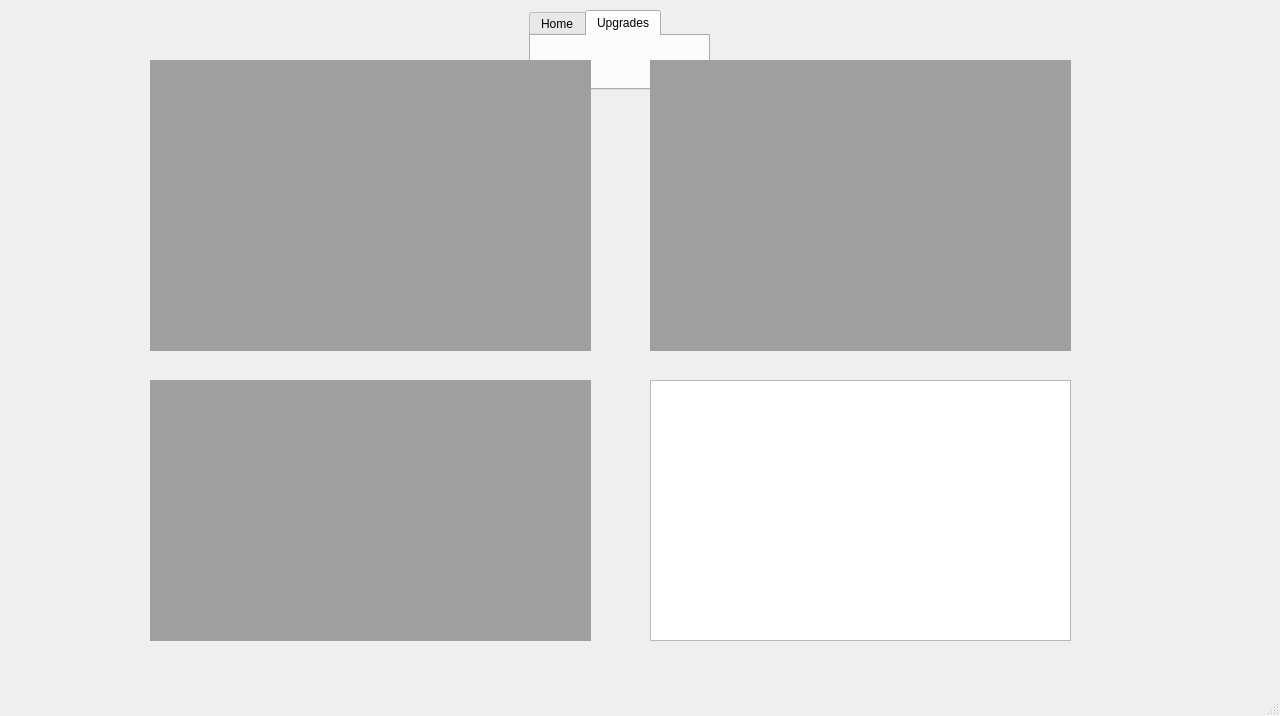
Before: the Qt Designer form dotUI_files/Second_page.ui in Harrrrison/Alevel2020Coursework, drawn with Qt 5.
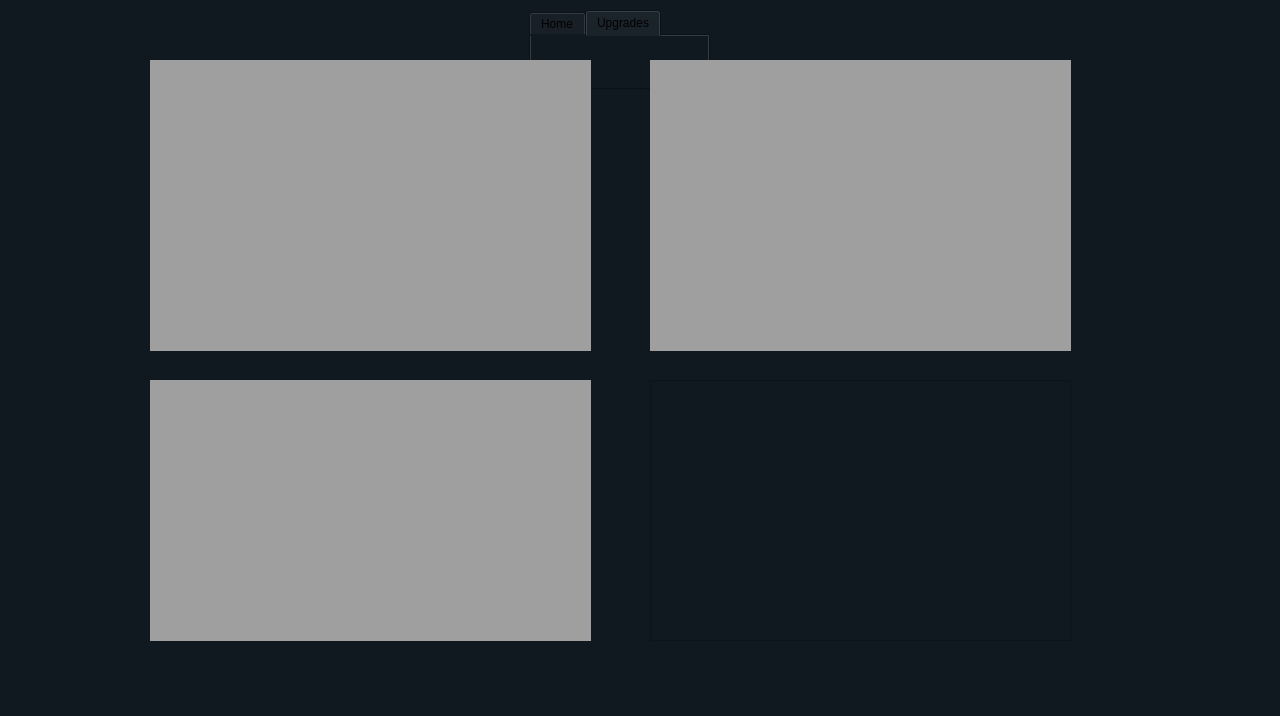
After: the same form once the commit is applied.

```diff
--- a/dotUI_files/Second_page.ui
+++ b/dotUI_files/Second_page.ui
@@ -13,6 +13,9 @@
   <property name="windowTitle">
    <string>MainWindow</string>
   </property>
+  <property name="styleSheet">
+   <string notr="true">background-color: rgb(16, 24, 32)</string>
+  </property>
   <widget class="QWidget" name="centralwidget">
    <widget class="QTabWidget" name="tabWidget">
     <property name="geometry">
@@ -26,6 +29,9 @@
     <property name="layoutDirection">
      <enum>Qt::LeftToRight</enum>
     </property>
+    <property name="styleSheet">
+     <string notr="true"/>
+    </property>
     <property name="tabPosition">
      <enum>QTabWidget::North</enum>
     </property>
@@ -100,6 +106,9 @@
       <height>261</height>
      </rect>
     </property>
+    <property name="styleSheet">
+     <string notr="true"/>
+    </property>
    </widget>
   </widget>
   <widget class="QMenuBar" name="menubar">
```
Left out of the diff: 9 changed lines with no effect on the pictures.
